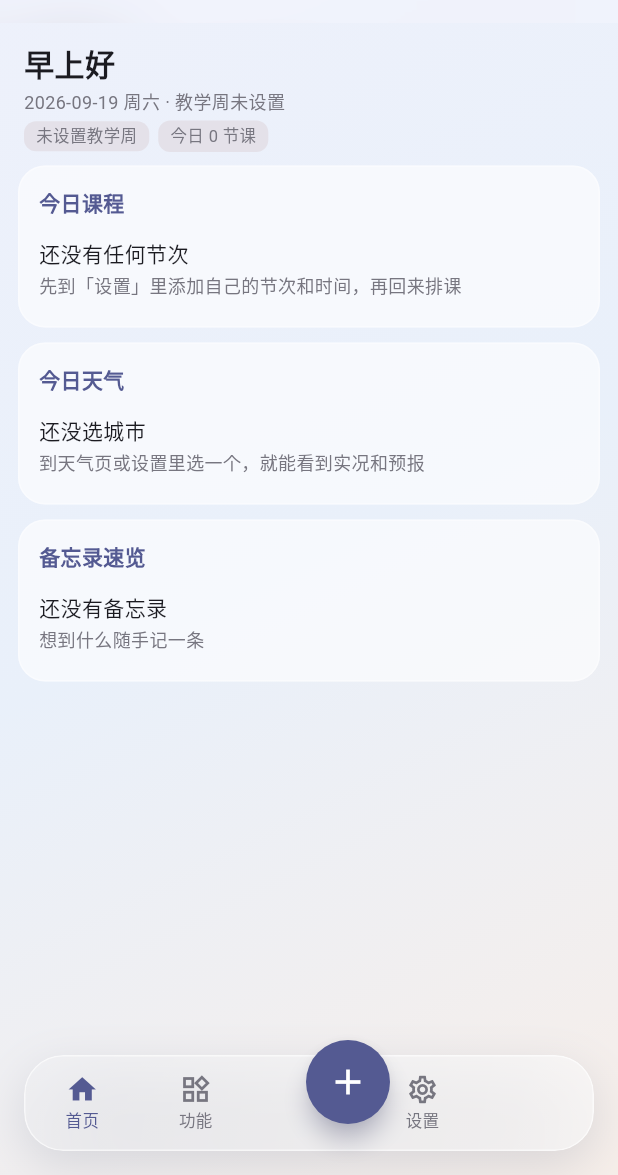
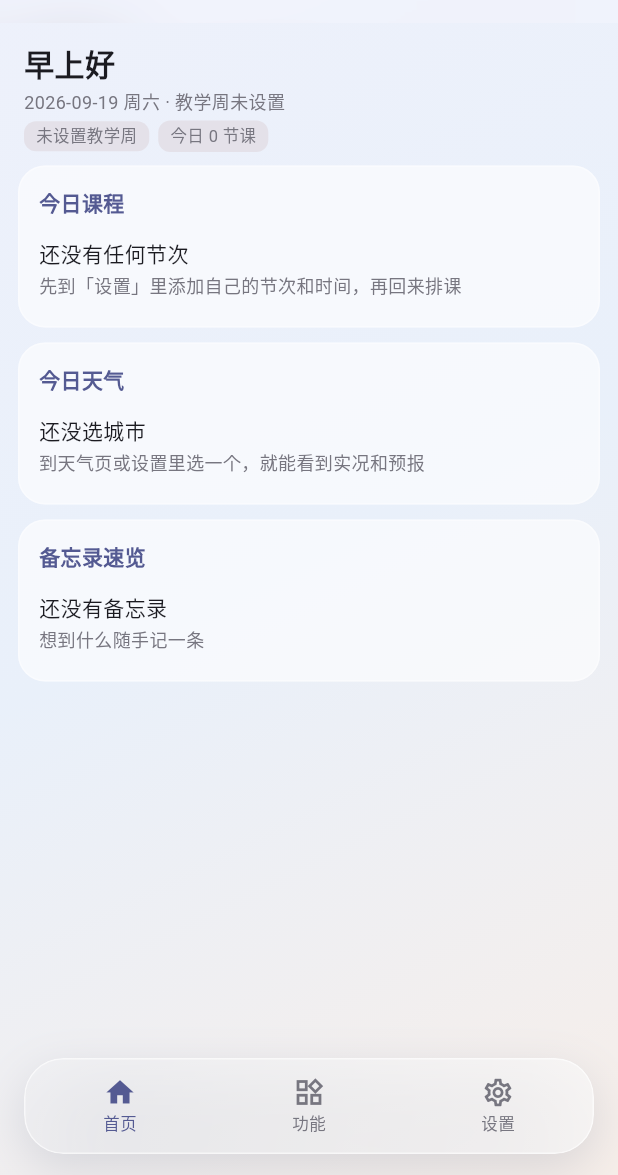
Before and after one commit to youkeisen/CloudLife, a Flutter app: the screen it shows after launch, on a phone screen of 412 x 824 dp, the part 61-1236 px from its top. Run offline on Flutter 3.47's test engine with Material 3 defaults, Android fonts, the light colour scheme and no system bars; our stand-ins replace file_picker, geolocator; missing offline and left inert: syncfusion_flutter_pdf.

Commit message:
手机版 1.3.2：底栏去掉凸起加号（三入口平分）；节次时间选择改 Windows 同款两列滚轮

```diff
--- a/mobile/lib/ui/home_shell.dart
+++ b/mobile/lib/ui/home_shell.dart
@@ -2,7 +2,6 @@ import 'dart:ui';
 
 import 'package:flutter/material.dart';
 
-import '../models.dart';
 import '../store.dart';
 import '../weather_api.dart';
 import '../week.dart';
@@ -64,25 +63,6 @@ class _HomeShellState extends State<HomeShell> {
     ));
   }
 
-  /// 底栏中间那个凸起的「＋」：新建一条备忘录并直接进编辑页。
-  void _quickAddNote() {
-    final notes = widget.store.notes();
-    final now = Store.nowIso();
-    final note = Note(
-      id: widget.store.newId('n'),
-      title: '',
-      type: 'text',
-      tags: <String>[],
-      createdAt: now,
-      updatedAt: now,
-    );
-    notes.notes.add(note);
-    widget.store.saveNotes(notes);
-    Navigator.of(context).push(MaterialPageRoute<void>(
-      builder: (_) => NoteEditPage(store: widget.store, noteId: note.id),
-    ));
-  }
-
   /// 顶栏右侧那个「第几教学周」的小圆牌；教学周没设置时显示灰色提示。
   Widget _weekPill() {
     final week = weekOf(DateTime.now(), widget.store.settings().week1Monday);
@@ -134,18 +114,11 @@ class _HomeShellState extends State<HomeShell> {
     );
   }
 
-  /// 底栏：一块悬浮的玻璃胶囊，中间一个凸起的「＋」。
+  /// 底栏：一块悬浮的玻璃胶囊，三个入口平分宽度。
   Widget _floatingBar() {
-    final cs = Theme.of(context).colorScheme;
     return Padding(
       padding: const EdgeInsets.fromLTRB(16, 0, 16, 14),
-      child: SizedBox(
-        height: 68,
-        child: Stack(
-          clipBehavior: Clip.none,
-          alignment: Alignment.center,
-          children: <Widget>[
-            Glass(
+      child: Glass(
         radius: 26,
         blur: 26,
         child: SizedBox(
@@ -154,34 +127,9 @@ class _HomeShellState extends State<HomeShell> {
             children: <Widget>[
               _barItem(0),
               _barItem(1),
-                    const Expanded(child: SizedBox()), // 给中间的「＋」让位
               _barItem(2),
-                    const Expanded(child: SizedBox(width: 0)),
             ],
           ),
-              ),
-            ),
-            // 凸起的圆形「＋」：新建备忘录
-            Transform.translate(
-              offset: const Offset(26, -14),
-              child: SizedBox(
-                width: 56,
-                height: 56,
-                child: Material(
-                  key: const ValueKey('tab-quick-add'),
-                  color: cs.primary,
-                  shape: const CircleBorder(),
-                  elevation: 6,
-                  shadowColor: cs.primary.withValues(alpha: 0.5),
-                  child: InkWell(
-                    customBorder: const CircleBorder(),
-                    onTap: _quickAddNote,
-                    child: const Icon(Icons.add, color: Colors.white, size: 28),
-                  ),
-                ),
-              ),
-            ),
-          ],
         ),
       ),
     );
--- a/mobile/pubspec.yaml
+++ b/mobile/pubspec.yaml
@@ -16,9 +16,9 @@ publish_to: 'none' # Remove this line if you wish to publish to pub.dev
 # https://developer.apple.com/library/archive/documentation/General/Reference/InfoPlistKeyReference/Articles/CoreFoundationKeys.html
 # In Windows, build-name is used as the major, minor, and patch parts
 # of the product and file versions while build-number is used as the build suffix.
-# 1.3.1：班级课表 PDF（第二种格式）解析器调通——针灸推拿课表实测 16 门课可解析
-# （个别相邻格会有粘连，导入预览里可核对修改）。构建号 +1（上一个安装包是 1.3.0+7）。
-version: 1.3.1+8
+# 1.3.2：底栏去掉凸起加号（三个入口平分）；节次时间选择改成 Windows 同款
+# 两列滚轮（时/分）+ 确定取消。构建号 +1（上一个安装包是 1.3.1+8）。
+version: 1.3.2+9
 
 environment:
   sdk: ^3.13.3
```
Also changed, not shown: mobile/lib/ui/settings_page.dart (+65 -1 lines), 1 other file. Lines whose indentation alone changed are shown as unchanged.
